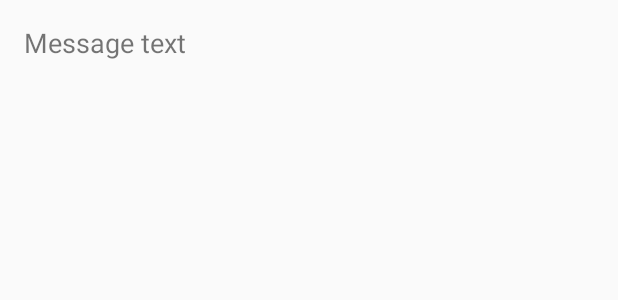
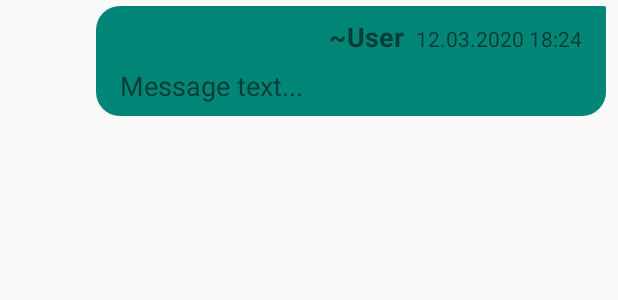
Before and after one commit to agata-tafelska/atchat_android, an Android app: the layout messages_list_item.xml on its own in the app's theme, with its tools: preview values and no code run, on a phone screen of 412 x 824 dp. Shown: the top 300 px of the screen. Run offline under Robolectric (Android 15) with nearby library versions, the phone set to English and light mode, and no system bars.

Commit message:
Improve messages displaying

```diff
--- /dev/null
+++ b/chat/src/main/res/drawable/my_user_message.xml
@@ -0,0 +1,6 @@
+<?xml version="1.0" encoding="utf-8"?>
+<shape xmlns:android="http://schemas.android.com/apk/res/android"
+    android:shape="rectangle">
+    <solid android:color="@color/colorPrimary" />
+    <corners android:topRightRadius="1dp" android:radius="16dp" />
+</shape>
--- /dev/null
+++ b/chat/src/main/res/drawable/other_users_messages.xml
@@ -0,0 +1,6 @@
+<?xml version="1.0" encoding="utf-8"?>
+<shape xmlns:android="http://schemas.android.com/apk/res/android"
+    android:shape="rectangle">
+    <solid android:color="@color/colorPrimaryLight" />
+    <corners android:topLeftRadius="1dp" android:radius="16dp" />
+</shape>
--- a/chat/src/main/res/layout/messages_list_item.xml
+++ b/chat/src/main/res/layout/messages_list_item.xml
@@ -1,15 +1,57 @@
 <?xml version="1.0" encoding="utf-8"?>
-<FrameLayout xmlns:android="http://schemas.android.com/apk/res/android"
+<androidx.constraintlayout.widget.ConstraintLayout xmlns:android="http://schemas.android.com/apk/res/android"
+    xmlns:app="http://schemas.android.com/apk/res-auto"
     xmlns:tools="http://schemas.android.com/tools"
+    android:id="@+id/container"
     android:layout_width="match_parent"
     android:layout_height="wrap_content"
-    android:padding="16dp">
+    android:paddingLeft="64dp"
+    android:paddingRight="8dp"
+    android:paddingTop="4dp"
+    android:paddingBottom="4dp">
 
-    <TextView
-        android:id="@+id/messageTextView"
+    <androidx.constraintlayout.widget.ConstraintLayout
         android:layout_width="match_parent"
         android:layout_height="wrap_content"
-        android:textSize="18sp"
-        tools:text="Message text" />
+        android:background="@drawable/my_user_message"
+        app:layout_constraintEnd_toEndOf="parent"
+        app:layout_constraintTop_toTopOf="parent">
 
-</FrameLayout>
+        <TextView
+            android:id="@+id/message_text_view_date"
+            android:layout_width="wrap_content"
+            android:layout_height="wrap_content"
+            android:layout_marginEnd="16dp"
+            android:textSize="14sp"
+            app:layout_constraintEnd_toEndOf="parent"
+            app:layout_constraintTop_toTopOf="parent"
+            app:layout_constraintBaseline_toBaselineOf="@id/message_text_view_user"
+            tools:text="12.03.2020 18:24" />
+
+        <TextView
+            android:id="@+id/message_text_view_user"
+            android:layout_width="wrap_content"
+            android:layout_height="wrap_content"
+            android:layout_marginTop="8dp"
+            android:layout_marginEnd="8dp"
+            android:textSize="18sp"
+            android:textStyle="bold"
+            app:layout_constraintEnd_toStartOf="@id/message_text_view_date"
+            app:layout_constraintTop_toTopOf="parent"
+            tools:text="~User" />
+
+        <TextView
+            android:id="@+id/message_text_view_message"
+            android:layout_width="wrap_content"
+            android:layout_height="wrap_content"
+            android:layout_marginStart="16dp"
+            android:layout_marginTop="8dp"
+            android:layout_marginBottom="8dp"
+            android:textSize="18sp"
+            app:layout_constraintStart_toStartOf="parent"
+            app:layout_constraintTop_toBottomOf="@+id/message_text_view_user"
+            app:layout_constraintBottom_toBottomOf="parent"
+            tools:text="Message text..." />
+
+    </androidx.constraintlayout.widget.ConstraintLayout>
+</androidx.constraintlayout.widget.ConstraintLayout>
```
Also changed, not shown: chat/src/main/java/com/example/atchat/MessageText.java (added, +38 -0 lines), chat/src/main/java/com/example/atchat/MessagesAdapter.java (+13 -5 lines), chat/src/main/res/layout/users_bottom_sheet_layout.xml (+0 -8 lines).
